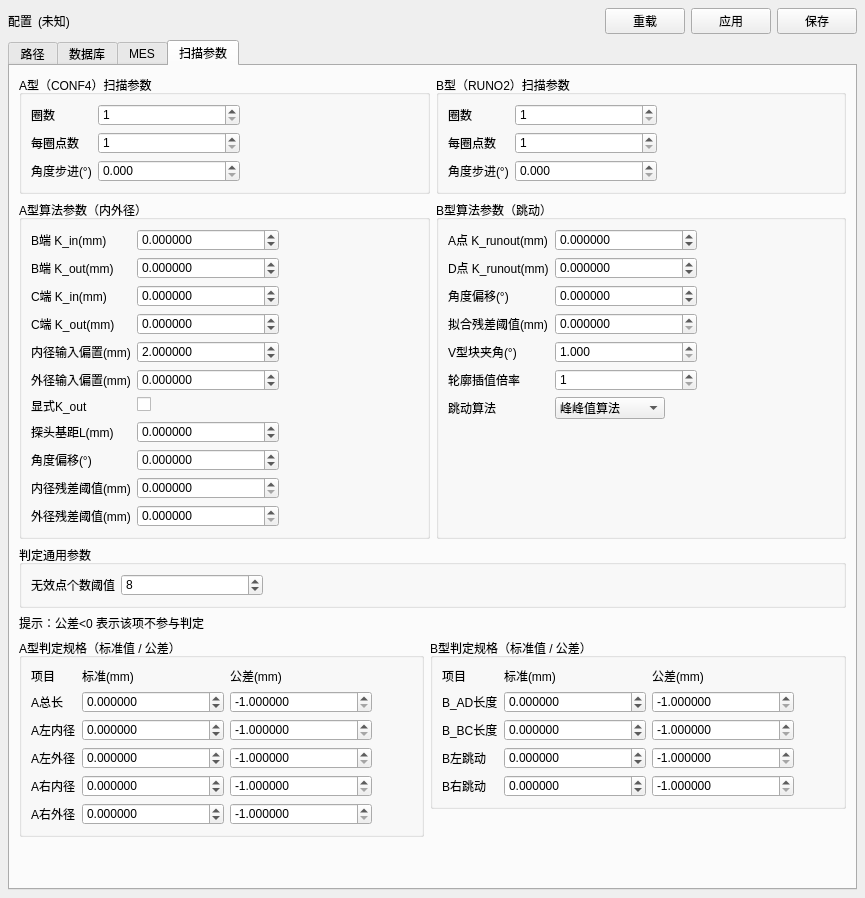
Before: the Qt Designer form apps/hmi_qt/settings_widget.ui in xiaoan537/hmi_measure_mysql, drawn with Qt 5.
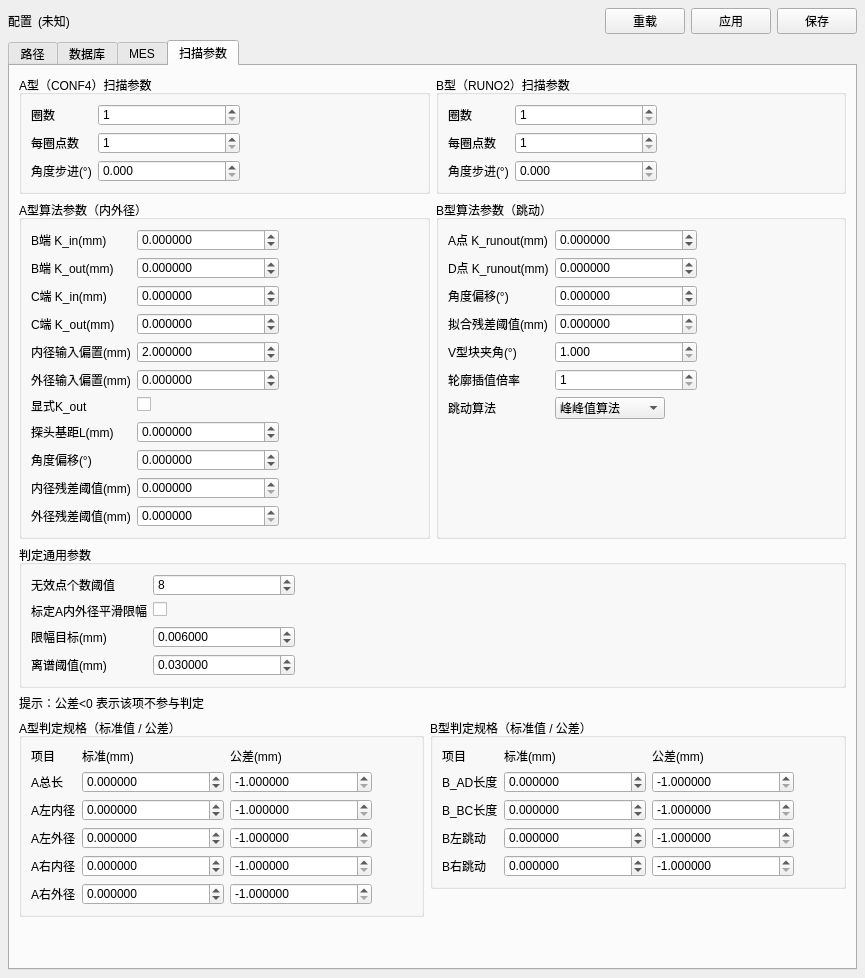
After: the same form once the commit is applied. The open tabs and pages were chosen to show the change.

Diff of the .ui file:
```diff
--- a/apps/hmi_qt/settings_widget.ui
+++ b/apps/hmi_qt/settings_widget.ui
@@ -211,6 +211,12 @@
           <property name="fieldGrowthPolicy"><enum>QFormLayout::FieldsStayAtSizeHint</enum></property>
            <item row="0" column="0"><widget class="QLabel" name="labelInvalidPointLimit"><property name="text"><string>无效点个数阈值</string></property></widget></item>
            <item row="0" column="1"><widget class="QSpinBox" name="spinInvalidPointLimit"><property name="minimum"><number>0</number></property><property name="maximum"><number>72</number></property><property name="value"><number>8</number></property></widget></item>
+           <item row="1" column="0"><widget class="QLabel" name="labelCalASmoothLimitEnabled"><property name="text"><string>标定A内外径平滑限幅</string></property></widget></item>
+           <item row="1" column="1"><widget class="QCheckBox" name="checkCalASmoothLimitEnabled"/></item>
+           <item row="2" column="0"><widget class="QLabel" name="labelCalASmoothLimitMm"><property name="text"><string>限幅目标(mm)</string></property></widget></item>
+           <item row="2" column="1"><widget class="QDoubleSpinBox" name="doubleCalASmoothLimitMm"><property name="decimals"><number>6</number></property><property name="minimum"><double>0.000000000000000</double></property><property name="maximum"><double>1000.000000000000000</double></property><property name="value"><double>0.006000000000000</double></property></widget></item>
+           <item row="3" column="0"><widget class="QLabel" name="labelCalASmoothGrossErrorMm"><property name="text"><string>离谱阈值(mm)</string></property></widget></item>
+           <item row="3" column="1"><widget class="QDoubleSpinBox" name="doubleCalASmoothGrossErrorMm"><property name="decimals"><number>6</number></property><property name="minimum"><double>0.000000000000000</double></property><property name="maximum"><double>1000.000000000000000</double></property><property name="value"><double>0.030000000000000</double></property></widget></item>
           </layout>
          </widget>
         </item>
```
